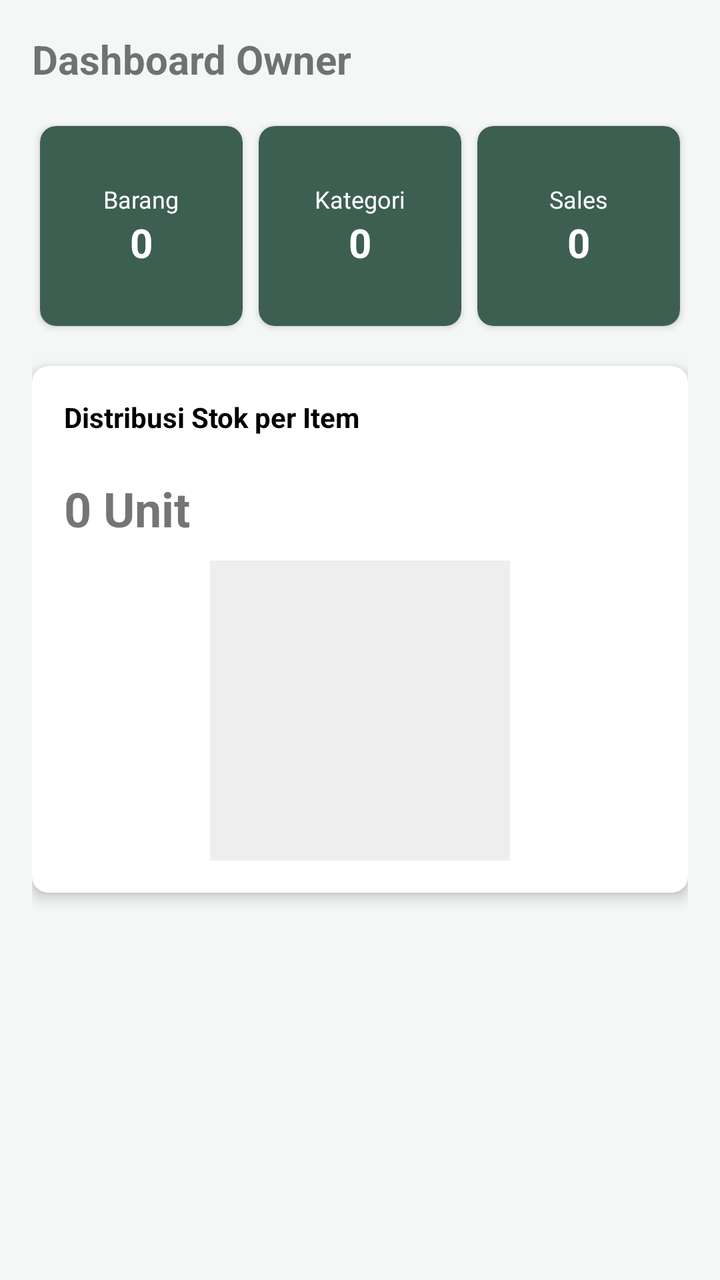
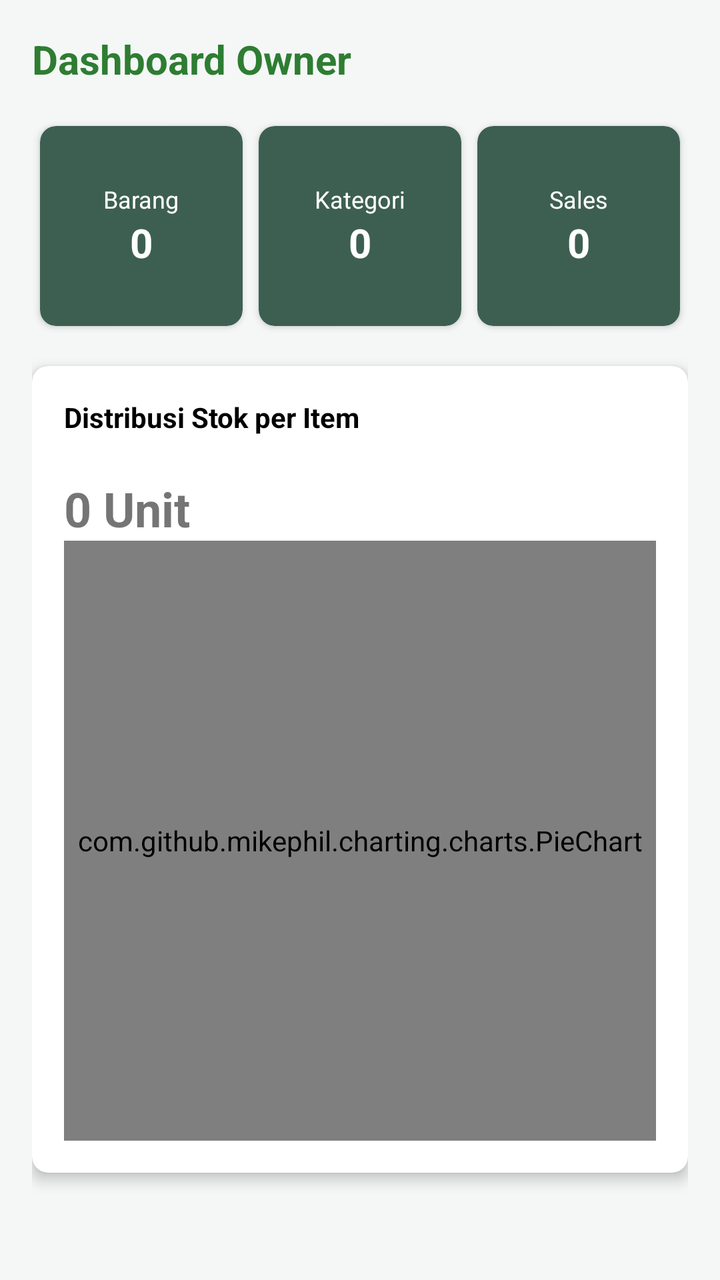

Two renders of the same Android screen: before a commit and after it. Below are the layout's source before the change and the commit's diff.
<!-- AndroidManifest.xml: application theme Theme.SIPTA -->
<!-- res/layout/activity_fragment_dashboard_owner.xml -->
<?xml version="1.0" encoding="utf-8"?>
<androidx.constraintlayout.widget.ConstraintLayout
    xmlns:android="http://schemas.android.com/apk/res/android"
    xmlns:app="http://schemas.android.com/apk/res-auto"
    android:layout_width="match_parent"
    android:layout_height="match_parent">

    <ScrollView
        android:layout_width="match_parent"
        android:layout_height="match_parent"
        android:background="#F4F7F6"
        android:fillViewport="true">

        <LinearLayout
            android:layout_width="match_parent"
            android:layout_height="wrap_content"
            android:orientation="vertical"
            android:padding="16dp">

            
            <TextView
                android:layout_width="wrap_content"
                android:layout_height="wrap_content"
                android:text="Dashboard Owner"
                android:textSize="20sp"
                android:textStyle="bold"
                android:layout_marginBottom="16dp"/>

            <LinearLayout
                android:layout_width="match_parent"
                android:layout_height="wrap_content"
                android:orientation="horizontal"
                android:weightSum="3">

                <androidx.cardview.widget.CardView
                    android:layout_width="0dp"
                    android:layout_height="100dp"
                    android:layout_weight="1"
                    android:layout_margin="4dp"
                    app:cardBackgroundColor="#3D5F52"
                    app:cardCornerRadius="8dp">
                    <LinearLayout
                        android:gravity="center"
                        android:orientation="vertical"
                        android:layout_width="match_parent"
                        android:layout_height="match_parent">
                        <TextView
                            android:text="Barang"
                            android:layout_width="wrap_content"
                            android:layout_height="wrap_content"
                            android:textColor="#FFF"
                            android:textSize="12sp" />
                        <TextView
                            android:id="@+id/tvCountBarang"
                            android:text="0"
                            android:layout_width="wrap_content"
                            android:layout_height="wrap_content"
                            android:textColor="#FFF"
                            android:textSize="20sp"
                            android:textStyle="bold" />
                    </LinearLayout>
                </androidx.cardview.widget.CardView>

                <androidx.cardview.widget.CardView
                    android:layout_width="0dp"
                    android:layout_height="100dp"
                    android:layout_weight="1"
                    android:layout_margin="4dp"
                    app:cardBackgroundColor="#3D5F52"
                    app:cardCornerRadius="8dp">
                    <LinearLayout
                        android:gravity="center"
                        android:orientation="vertical"
                        android:layout_width="match_parent"
                        android:layout_height="match_parent">
                        <TextView
                            android:text="Kategori"
                            android:layout_width="wrap_content"
                            android:layout_height="wrap_content"
                            android:textColor="#FFF"
                            android:textSize="12sp" />
                        <TextView
                            android:id="@+id/tvCountKategori"
                            android:layout_width="wrap_content"
                            android:layout_height="wrap_content"
                            android:text="0"
                            android:textColor="#FFF"
                            android:textSize="20sp"
                            android:textStyle="bold" />
                    </LinearLayout>
                </androidx.cardview.widget.CardView>

                <androidx.cardview.widget.CardView
                    android:layout_width="0dp"
                    android:layout_height="100dp"
                    android:layout_weight="1"
                    android:layout_margin="4dp"
                    app:cardBackgroundColor="#3D5F52"
                    app:cardCornerRadius="8dp">
                    <LinearLayout
                        android:gravity="center"
                        android:orientation="vertical"
                        android:layout_width="match_parent"
                        android:layout_height="match_parent">
                        <TextView
                            android:text="Sales"
                            android:layout_width="wrap_content"
                            android:layout_height="wrap_content"
                            android:textColor="#FFF"
                            android:textSize="12sp" />
                        <TextView
                            android:id="@+id/tvCountSales"
                            android:layout_width="wrap_content"
                            android:layout_height="wrap_content"
                            android:text="0"
                            android:textColor="#FFF"
                            android:textSize="20sp"
                            android:textStyle="bold" />
                    </LinearLayout>
                </androidx.cardview.widget.CardView>
            </LinearLayout>

            <androidx.cardview.widget.CardView
                android:layout_width="match_parent"
                android:layout_height="wrap_content"
                android:layout_marginTop="16dp"
                app:cardCornerRadius="8dp"
                app:cardElevation="4dp">
                <LinearLayout
                    android:orientation="vertical"
                    android:padding="16dp"
                    android:layout_width="match_parent"
                    android:layout_height="wrap_content">
                    <TextView
                        android:text="Distribusi Stok per Item"
                        android:layout_width="wrap_content"
                        android:layout_height="wrap_content"
                        android:textStyle="bold"
                        android:textColor="#000" />
                    <TextView
                        android:id="@+id/tvTotalUnit"
                        android:layout_width="wrap_content"
                        android:layout_height="wrap_content"
                        android:text="0 Unit"
                        android:textSize="24sp"
                        android:gravity="center"
                        android:layout_marginTop="20dp"
                        android:textStyle="bold" />
                    <View
                        android:layout_width="150dp"
                        android:layout_height="150dp"
                        android:layout_gravity="center"
                        android:background="#EEEEEE"
                        android:layout_marginTop="10dp"/>
                </LinearLayout>
            </androidx.cardview.widget.CardView>

        </LinearLayout>
    </ScrollView>

</androidx.constraintlayout.widget.ConstraintLayout>
<!-- resources referenced by this layout -->
<resources>
  <style name="Theme.SIPTA" parent="Theme.MaterialComponents.DayNight.DarkActionBar">
          <item name="colorPrimary">@color/sipta_green_dark</item>
  
          <item name="colorPrimaryVariant">@color/sipta_green_dark</item>
          <item name="colorOnPrimary">@color/white</item>
  
          <item name="colorSecondary">@color/sipta_green_light</item>
          <item name="colorSecondaryVariant">@color/sipta_green_dark</item>
          <item name="colorOnSecondary">@color/black</item>
  
          <item name="android:statusBarColor">?attr/colorPrimaryVariant</item>
      </style>
  <color name="sipta_green_dark">#3D5F52</color>
  <color name="white">#FFFFFFFF</color>
  <color name="sipta_green_light">#507A69</color>
  <color name="black">#FF000000</color>
</resources>

<!-- the commit's change to res/layout/activity_fragment_dashboard_owner.xml (unified diff, before → after) -->
@@ -22,6 +22,7 @@
                 android:layout_width="wrap_content"
                 android:layout_height="wrap_content"
                 android:text="Dashboard Owner"
+                android:textColor="#2E7D32"
                 android:textSize="20sp"
                 android:textStyle="bold"
                 android:layout_marginBottom="16dp"/>
@@ -146,12 +147,16 @@
                         android:gravity="center"
                         android:layout_marginTop="20dp"
                         android:textStyle="bold" />
-                    <View
-                        android:layout_width="150dp"
-                        android:layout_height="150dp"
-                        android:layout_gravity="center"
-                        android:background="#EEEEEE"
-                        android:layout_marginTop="10dp"/>
+
+
+
+
+
+
+                    <com.github.mikephil.charting.charts.PieChart
+                        android:id="@+id/pieChart"
+                        android:layout_width="match_parent"
+                        android:layout_height="300dp" />
                 </LinearLayout>
             </androidx.cardview.widget.CardView>
 
